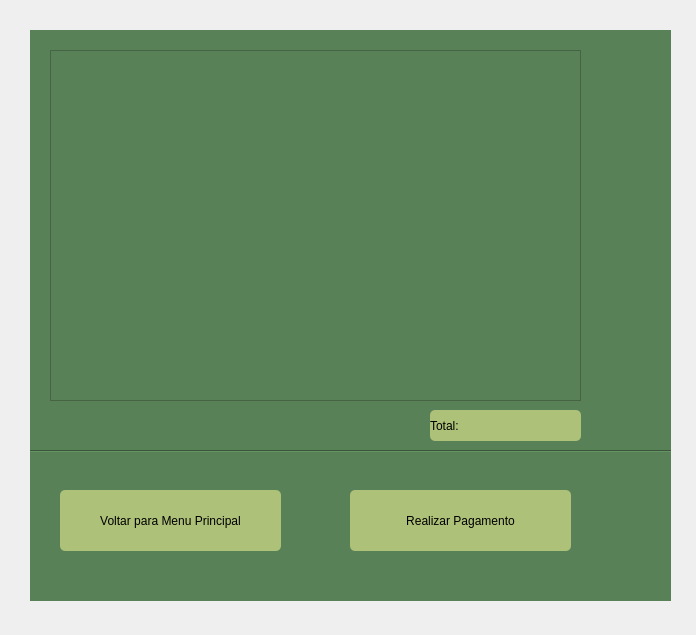
Old version of the form telas_qt/janela_pagamento.ui in the repository lauraprass/aplicativo_de_pedidos_para_restaurante.
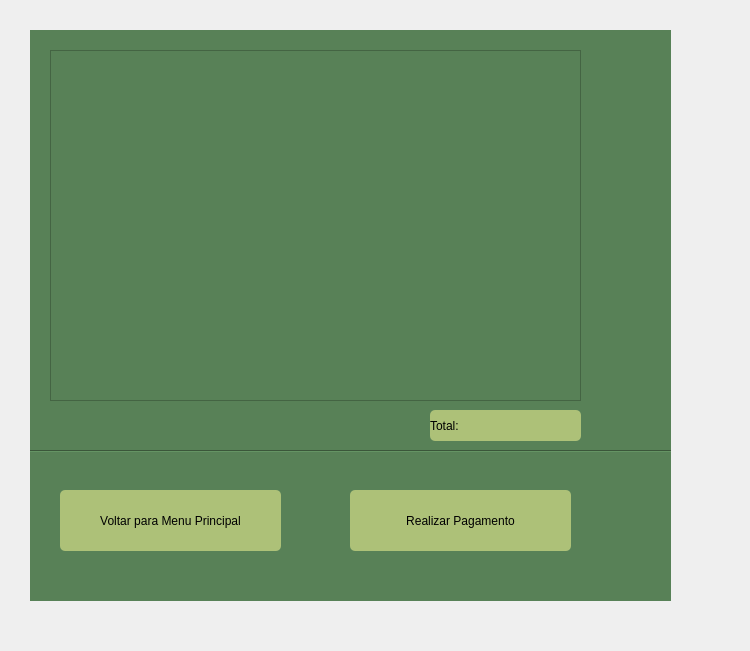
New version of the form. Icons and pictures are not drawn.

Commit message: adicionado novos icones

```diff
--- a/telas_qt/janela_pagamento.ui
+++ b/telas_qt/janela_pagamento.ui
@@ -6,8 +6,8 @@
    <rect>
     <x>0</x>
     <y>0</y>
-    <width>696</width>
-    <height>635</height>
+    <width>750</width>
+    <height>651</height>
    </rect>
   </property>
   <property name="windowTitle">
```
Left out of the diff: 10 changed lines with no effect on the pictures.
